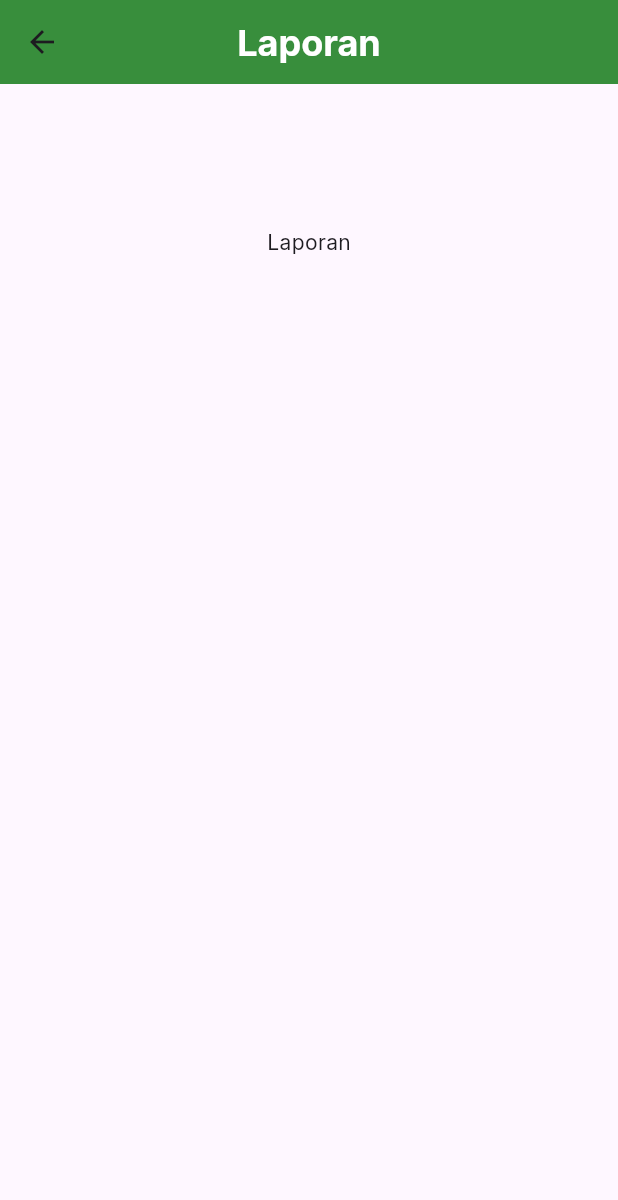
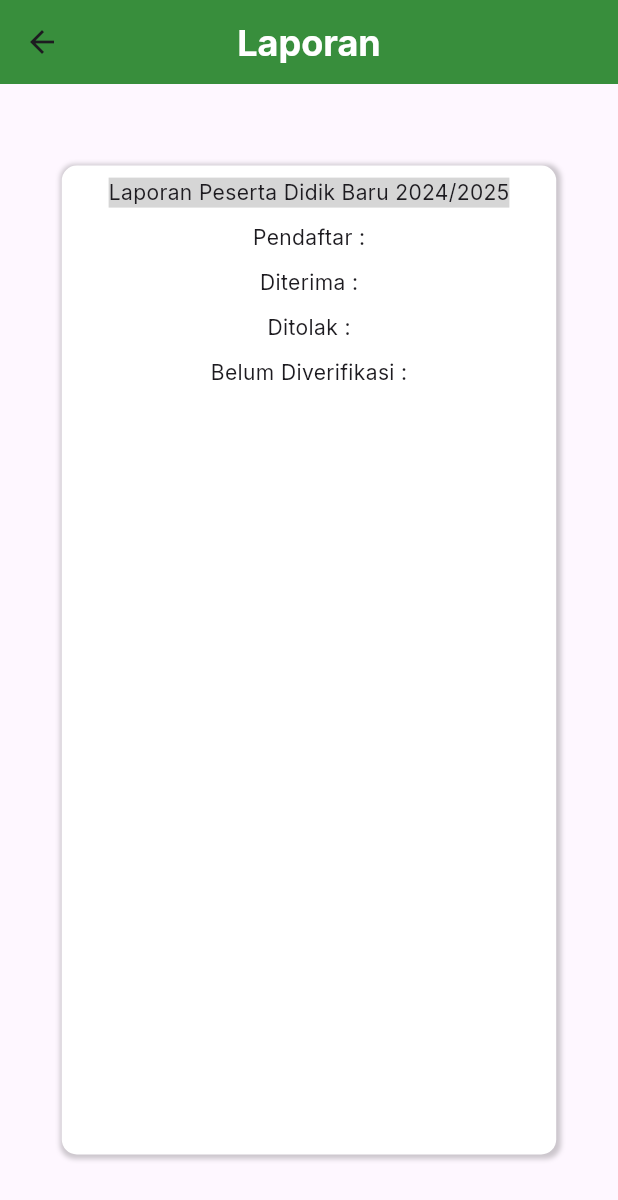
Before and after one commit to vardrz/ppdb-spendap-app, a Flutter app: the Laporan screen opened by its route, on a phone screen of 412 x 824 dp. Shown: the top 1200 px of the screen. Run offline on Flutter 3.47's test engine with Material 3 defaults, Android fonts, the light colour scheme and no system bars; our stand-ins replace flutter_secure_storage, google_fonts, image_picker; accounts and stored records are empty.

Commit message:
feat: tambahan kecil

```diff
--- a/lib/admin/laporan.dart
+++ b/lib/admin/laporan.dart
@@ -25,10 +25,42 @@ class _LaporanState extends State<Laporan> {
         child: Container(
           child: Center(
               child: Container(
-            width: MediaQuery.of(context).size.width * 0.7,
-            height: MediaQuery.of(context).size.height * 0.7,
+            padding: EdgeInsets.all(8.0),
+            decoration: BoxDecoration(
+                color: Colors.white,
+                boxShadow: [
+                  BoxShadow(
+                    color: Colors.black.withOpacity(0.2), // Warna bayangan
+                    spreadRadius: 2, // Radius penyebaran bayangan
+                    blurRadius: 2, // Radius blur bayangan
+                    offset: Offset(1, 1), // Offset bayangan (x, y)
+                  ),
+                ],
+                borderRadius: BorderRadius.circular(10.0)),
+            width: MediaQuery.of(context).size.width * 0.8,
+            height: MediaQuery.of(context).size.height * 0.8,
             child: Column(
-              children: [Text("Laporan")],
+              children: [
+                Container(
+                    color: Colors.grey[350],
+                    child: Text("Laporan Peserta Didik Baru 2024/2025")),
+                SizedBox(
+                  height: 10.0,
+                ),
+                Text("Pendaftar :"),
+                SizedBox(
+                  height: 10.0,
+                ),
+                Text("Diterima :"),
+                SizedBox(
+                  height: 10.0,
+                ),
+                Text("Ditolak :"),
+                SizedBox(
+                  height: 10.0,
+                ),
+                Text("Belum Diverifikasi :"),
+              ],
             ),
           )),
         ),
```
Also changed, not shown: lib/admin/calon_peserta.dart (+32 -1 lines), lib/admin/data_pesertadidik.dart (+32 -1 lines).
